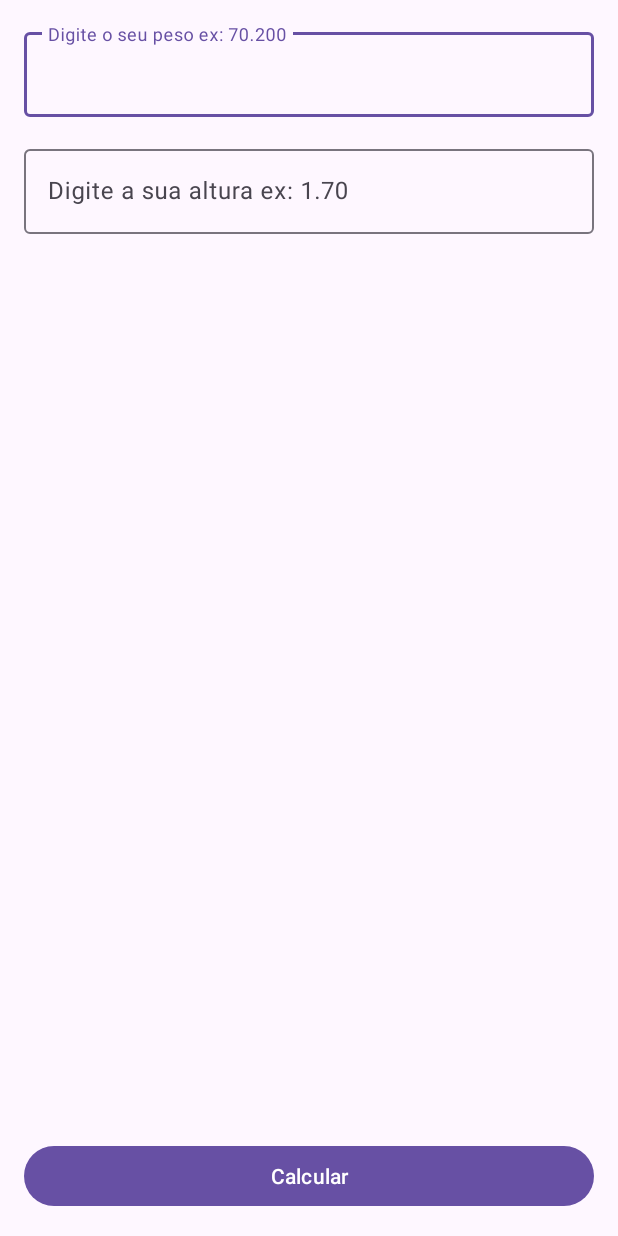
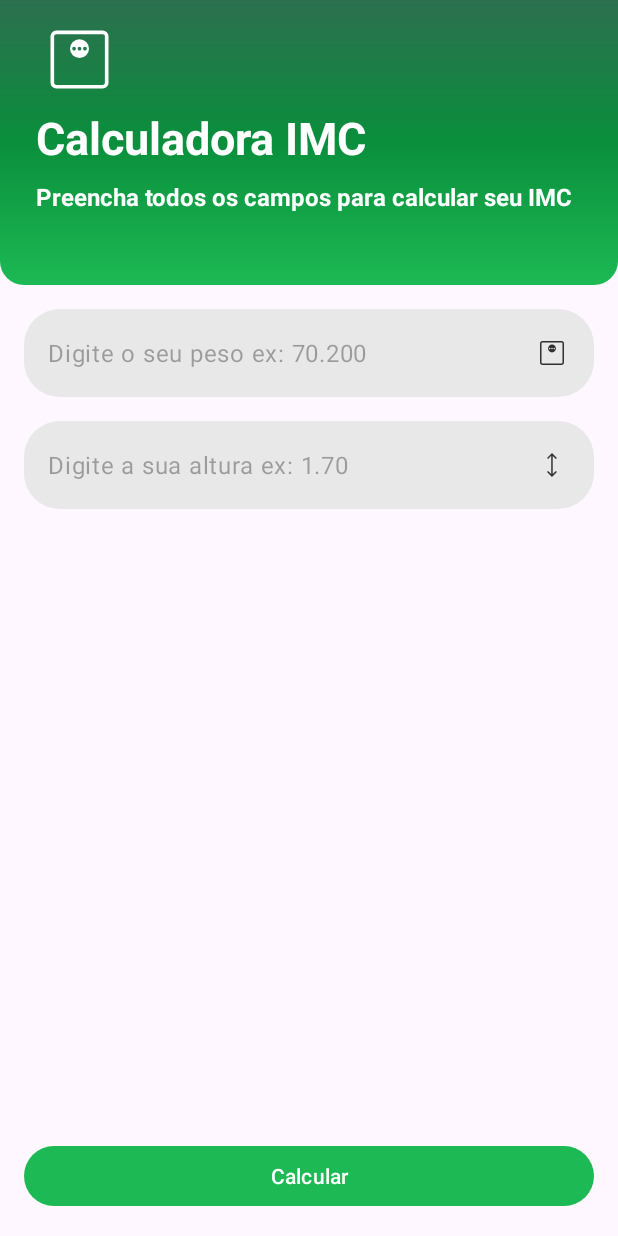
Before and after one commit to MiriaDurante/BMI-Calculator, an Android app: the screen it shows after launch (MainActivity), on a phone screen of 412 x 824 dp. Run offline under Robolectric (Android 15) with nearby library versions, the phone set to English and light mode, and no system bars.

Commit message:
Aprimorando a experiencia do usuario

```diff
--- /dev/null
+++ b/app/src/main/res/drawable/gradient_bg.xml
@@ -0,0 +1,14 @@
+<?xml version="1.0" encoding="utf-8"?>
+<shape xmlns:android="http://schemas.android.com/apk/res/android">
+
+    <corners
+        android:topLeftRadius="0dp"
+        android:topRightRadius="0dp"
+        android:bottomLeftRadius="16dp"
+        android:bottomRightRadius="16dp"/>
+    <gradient
+        android:startColor="@color/vibrant_green"
+        android:centerColor="#0A8F3C"
+        android:endColor="@color/dark_green_deep"
+        android:angle="90"/>
+</shape>
--- /dev/null
+++ b/app/src/main/res/drawable/ic_height.xml
@@ -0,0 +1,9 @@
+<vector xmlns:android="http://schemas.android.com/apk/res/android"
+    android:width="24dp"
+    android:height="24dp"
+    android:viewportWidth="960"
+    android:viewportHeight="960">
+  <path
+      android:pathData="M479.23,800 L347.69,668.46l27.54,-27.54 84,82.23v-487.07l-83.23,83 -27.54,-27.54L480,160l131.54,131.54 -28.31,28.54 -84,-83.23v486.3l84,-82.23 27.54,27.54L479.23,800Z"
+      android:fillColor="#333232"/>
+</vector>
--- /dev/null
+++ b/app/src/main/res/drawable/ic_weight.xml
@@ -0,0 +1,9 @@
+<vector xmlns:android="http://schemas.android.com/apk/res/android"
+    android:width="24dp"
+    android:height="24dp"
+    android:viewportWidth="960"
+    android:viewportHeight="960">
+  <path
+      android:pathData="M480,464.62q43.85,0 74.23,-30.39 30.39,-30.38 30.39,-74.23 0,-43.85 -30.39,-74.23 -30.38,-30.39 -74.23,-30.39 -43.85,0 -74.23,30.39 -30.39,30.38 -30.39,74.23 0,43.85 30.39,74.23 30.38,30.39 74.23,30.39ZM420,380q-8,0 -14,-6t-6,-14q0,-8 6,-14t14,-6q8,0 14,6t6,14q0,8 -6,14t-14,6ZM480,380q-8,0 -14,-6t-6,-14q0,-8 6,-14t14,-6q8,0 14,6t6,14q0,8 -6,14t-14,6ZM540,380q-8,0 -14,-6t-6,-14q0,-8 6,-14t14,-6q8,0 14,6t6,14q0,8 -6,14t-14,6ZM224.62,800q-27.62,0 -46.12,-18.5Q160,763 160,735.38v-510.76q0,-27.62 18.5,-46.12Q197,160 224.62,160h510.76q27.62,0 46.12,18.5Q800,197 800,224.62v510.76q0,27.62 -18.5,46.12Q763,800 735.38,800L224.62,800ZM224.62,760h510.76q9.24,0 16.93,-7.69 7.69,-7.69 7.69,-16.93v-510.76q0,-9.24 -7.69,-16.93 -7.69,-7.69 -16.93,-7.69L224.62,200q-9.24,0 -16.93,7.69 -7.69,7.69 -7.69,16.93v510.76q0,9.24 7.69,16.93 7.69,7.69 16.93,7.69ZM200,200v560,-560Z"
+      android:fillColor="#313030"/>
+</vector>
--- /dev/null
+++ b/app/src/main/res/drawable/rounded_bg.xml
@@ -0,0 +1,6 @@
+<?xml version="1.0" encoding="utf-8"?>
+<shape xmlns:android="http://schemas.android.com/apk/res/android">
+    <solid android:color="#E8E8E8"/>
+    <corners android:radius="24dp"/>
+
+</shape>
--- a/app/src/main/res/layout/activity_main.xml
+++ b/app/src/main/res/layout/activity_main.xml
@@ -6,6 +6,46 @@
     android:layout_height="match_parent"
     tools:context=".MainActivity">
 
+    <LinearLayout
+        android:id="@+id/vg_header"
+        android:layout_width="match_parent"
+        android:layout_height="wrap_content"
+        android:background="@drawable/gradient_bg"
+        android:orientation="vertical"
+        app:layout_constraintEnd_toEndOf="parent"
+        app:layout_constraintStart_toStartOf="parent"
+        app:layout_constraintTop_toTopOf="parent">
+
+        <ImageView
+            android:layout_width="58dp"
+            android:layout_height="63dp"
+            android:layout_marginTop="8dp"
+            android:layout_marginStart="24dp"
+            android:src="@drawable/ic_weight"
+            app:tint="@color/white" />
+
+        <TextView
+            android:layout_width="wrap_content"
+            android:layout_height="wrap_content"
+            android:layout_marginStart="24dp"
+            android:text="Calculadora IMC"
+            android:textColor="@color/white"
+            android:textSize="30dp"
+            android:textStyle="bold" />
+
+        <TextView
+            android:text="Preencha todos os campos para calcular seu IMC"
+            android:textColor="@color/white"
+            android:textStyle="bold"
+            android:textSize="16dp"
+            android:layout_marginTop="8dp"
+            android:layout_marginEnd="24dp"
+            android:layout_marginStart="24dp"
+            android:layout_marginBottom="48dp"
+            android:layout_width="wrap_content"
+            android:layout_height="wrap_content"/>
+
+    </LinearLayout>
 
     <Button
         android:id="@+id/btn_calcular"
@@ -24,22 +64,29 @@
         android:layout_width="match_parent"
         android:layout_height="wrap_content"
         android:layout_margin="16dp"
+        app:hintEnabled="false"
         app:layout_constraintEnd_toEndOf="parent"
         app:layout_constraintStart_toStartOf="parent"
-        app:layout_constraintTop_toTopOf="parent">
+        app:layout_constraintTop_toBottomOf="@id/vg_header">
 
         <com.google.android.material.textfield.TextInputEditText
             android:id="@+id/edt_peso"
             android:layout_width="match_parent"
             android:layout_height="wrap_content"
+            android:drawableEnd="@drawable/ic_weight"
+            android:maxLength="6"
+            android:background="@drawable/rounded_bg"
             android:hint="Digite o seu peso ex: 70.200"
-            android:inputType="numberDecimal" />
+            android:inputType="numberDecimal"
+            android:layout_marginTop="24dp" />
     </com.google.android.material.textfield.TextInputLayout>
 
     <com.google.android.material.textfield.TextInputLayout
+        android:id="@+id/textInputLayout8"
         android:layout_width="match_parent"
         android:layout_height="wrap_content"
         android:layout_margin="16dp"
+        app:hintEnabled="false"
         app:layout_constraintEnd_toEndOf="parent"
         app:layout_constraintStart_toStartOf="parent"
         app:layout_constraintTop_toBottomOf="@+id/textInputLayout">
@@ -48,8 +95,11 @@
             android:id="@+id/edt_altura"
             android:layout_width="match_parent"
             android:layout_height="wrap_content"
+            android:background="@drawable/rounded_bg"
+            android:drawableEnd="@drawable/ic_height"
             android:hint="Digite a sua altura ex: 1.70"
-            android:inputType="numberDecimal"/>
+            android:inputType="numberDecimal"
+            android:maxLength="4" />
     </com.google.android.material.textfield.TextInputLayout>
 
 
--- a/app/src/main/res/values-night/themes.xml
+++ b/app/src/main/res/values-night/themes.xml
@@ -1,7 +1,6 @@
 <resources xmlns:tools="http://schemas.android.com/tools">
-    <!-- Base application theme. -->
     <style name="Base.Theme.Calculadoraimc" parent="Theme.Material3.DayNight.NoActionBar">
-        <!-- Customize your dark theme here. -->
-        <!-- <item name="colorPrimary">@color/my_dark_primary</item> -->
-    </style>
+        <item name="colorPrimary">@color/vibrant_green</item> -->
+        <item name="android:statusBarColor">@color/dark_green_deep</item>
+</style>tyle>
 </resources>
--- a/app/src/main/res/values/colors.xml
+++ b/app/src/main/res/values/colors.xml
@@ -2,4 +2,13 @@
 <resources>
     <color name="black">#FF000000</color>
     <color name="white">#FFFFFFFF</color>
+    <color name="dark_green_deep">#2C6F4F</color>
+    <color name="vibrant_green">#1DB954</color>
+    <color name="magreza">#FFF176</color>
+    <color name="normal">#66BB6A</color>
+    <color name="sobrepeso">#FFA726</color>
+    <color name="obesidade">#EF5350</color>
+    <color name="obesidade_grave">#C62828</color>
+
+
 </resources>
--- a/app/src/main/res/values/themes.xml
+++ b/app/src/main/res/values/themes.xml
@@ -1,8 +1,7 @@
 <resources xmlns:tools="http://schemas.android.com/tools">
-    <!-- Base application theme. -->
     <style name="Base.Theme.Calculadoraimc" parent="Theme.Material3.DayNight.NoActionBar">
-        <!-- Customize your light theme here. -->
-        <!-- <item name="colorPrimary">@color/my_light_primary</item> -->
+        <item name="colorPrimary">@color/vibrant_green</item> -->
+        <item name="android:statusBarColor">@color/dark_green_deep</item>
     </style>
 
     <style name="Theme.Calculadoraimc" parent="Base.Theme.Calculadoraimc" />
```
Also changed, not shown: app/src/main/java/com/comunidadedevspace/imc/MainActivity.kt (+3 -9 lines), app/src/main/java/com/comunidadedevspace/imc/ResultActivity.kt (+35 -6 lines), app/src/main/res/layout/activity_result.xml (+47 -3 lines), 2 other files.
